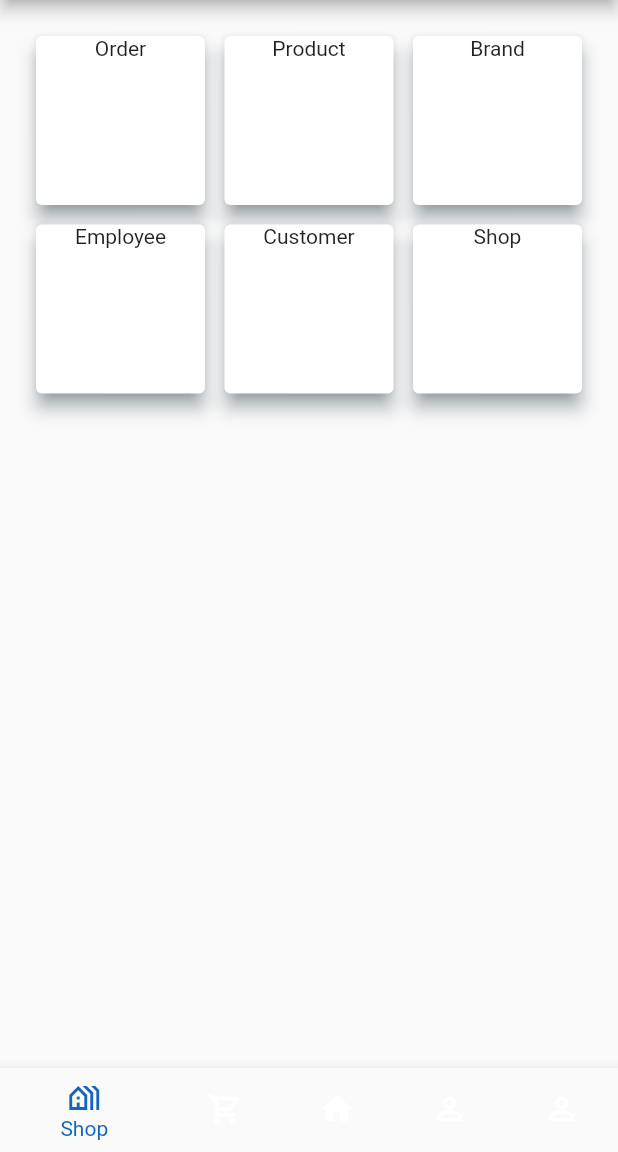
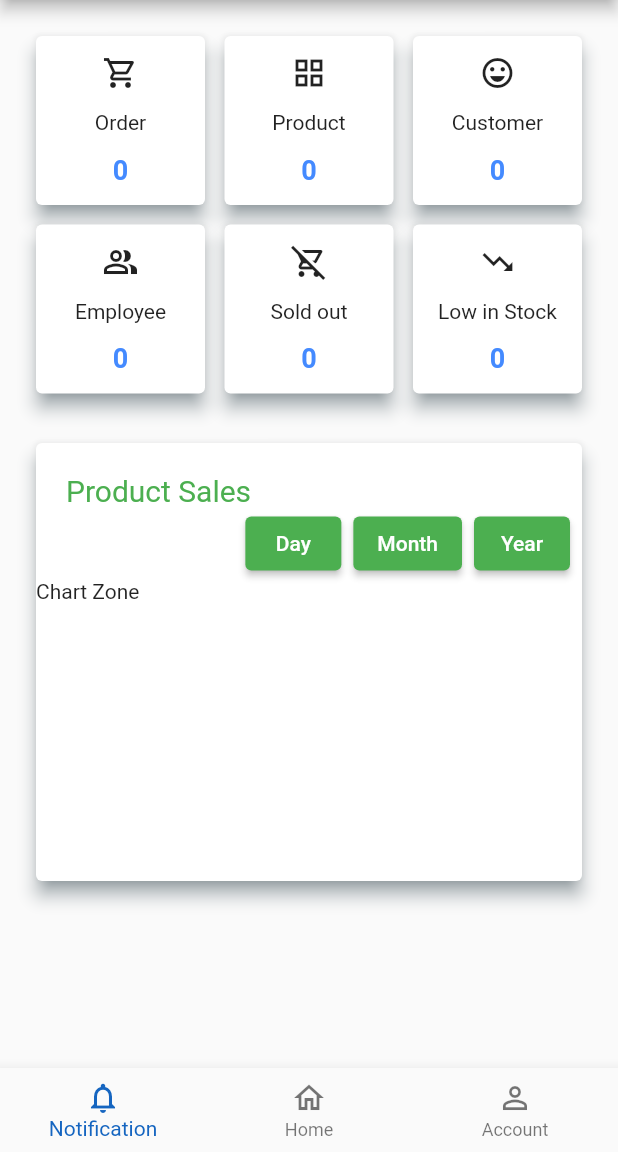
Before and after one commit to Grocery-Store-Management/GSMS.MobileApp.SWD, a Flutter app: the screen it shows after launch, on a phone screen of 412 x 824 dp, the part 84-1236 px from its top. Run offline on Flutter 3.47's test engine with Material 2 defaults, Android fonts, the phone set to English and light mode, and no system bars; our stand-ins replace equatable.

Commit message:
update home

```diff
--- a/lib/screens/home_screen/home.dart
+++ b/lib/screens/home_screen/home.dart
@@ -1,5 +1,6 @@
 import 'package:flutter/material.dart';
-import 'package:gsms_mobileapp_swd/widgets/menu_card.dart';
+import 'package:flutter/rendering.dart';
+import 'package:gsms_mobileapp_swd/widgets/home_item_card.dart';
 
 class HomeScreen extends StatefulWidget {
   const HomeScreen({Key? key}) : super(key: key);
@@ -40,51 +41,111 @@ class _HomeScreenState extends State<HomeScreen> {
             mainAxisSpacing: 5,
             crossAxisCount: 3,
             children: const <Widget>[
-              MenuCard(
+              HomeItemCard(
+                cardIcon: Icon(Icons.shopping_cart_outlined),
                 cardName: 'Order',
+                amount: 0,
                 routeName: '/order_list',
               ),
-              MenuCard(
+              HomeItemCard(
+                cardIcon: Icon(Icons.grid_view),
                 cardName: 'Product',
+                amount: 0,
                 routeName: '/',
               ),
-              MenuCard(
-                cardName: 'Brand',
+              HomeItemCard(
+                cardIcon: Icon(Icons.emoji_emotions_outlined),
+                cardName: 'Customer',
+                amount: 0,
                 routeName: '/',
               ),
-              MenuCard(
+              HomeItemCard(
+                cardIcon: Icon(Icons.people_alt_outlined),
                 cardName: 'Employee',
+                amount: 0,
                 routeName: '/',
               ),
-              MenuCard(
-                cardName: 'Customer',
+              HomeItemCard(
+                cardIcon: Icon(Icons.remove_shopping_cart_outlined),
+                cardName: 'Sold out',
+                amount: 0,
                 routeName: '/',
               ),
-              MenuCard(
-                cardName: 'Shop',
+              HomeItemCard(
+                cardIcon: Icon(Icons.trending_down_outlined),
+                cardName: 'Low in Stock',
+                amount: 0,
                 routeName: '/',
               ),
             ],
+          ),
+          Padding(
+            padding: const EdgeInsets.fromLTRB(20, 5, 20, 10),
+            child: Container(
+              constraints: const BoxConstraints(
+                maxHeight: 300,
+                maxWidth: 100,
+              ),
+              child: Card(
+                elevation: 5,
+                shadowColor: Colors.blueGrey,
+                child: Column(
+                  crossAxisAlignment: CrossAxisAlignment.start,
+                  children: [
+                    Padding(
+                      padding: const EdgeInsets.only(top: 20.0, left: 20.0),
+                      child: Text(
+                        "Product Sales",
+                        style: const TextStyle(
+                            fontSize: 20,
+                            color: Colors.green,
+                            fontWeight: FontWeight.w400),
+                      ),
+                    ),
+                    Row(
+                      mainAxisAlignment: MainAxisAlignment.end,
+                      crossAxisAlignment: CrossAxisAlignment.center,
+                      children: [
+                        Padding(
+                          padding: const EdgeInsets.only(right: 8.0),
+                          child: ElevatedButton(
+                              onPressed: (){},
+                              child: Text("Day")
+                          ),
+                        ),
+                        Padding(
+                          padding: const EdgeInsets.only(right: 8.0),
+                          child: ElevatedButton(
+                              onPressed: (){},
+                              child: Text("Month")
+                          ),
+                        ),
+                        Padding(
+                          padding: const EdgeInsets.only(right: 8.0),
+                          child: ElevatedButton(
+                              onPressed: (){},
+                              child: Text("Year")
+                          ),
+                        ),
+                      ],
+                    ),
+                    SalesChart()
+                  ],
+                ),
+              ),
+            ),
           ),
         ],
       ),
       bottomNavigationBar: BottomNavigationBar(
         items: const <BottomNavigationBarItem>[
           BottomNavigationBarItem(
-            icon: Icon(Icons.holiday_village_outlined),
-            label: 'Shop',
+            icon: Icon(Icons.notifications_none),
+            label: 'Notification',
           ),
           BottomNavigationBarItem(
-            icon: Icon(Icons.shopping_cart_outlined),
-            label: 'Order',
-          ),
-          BottomNavigationBarItem(
-            icon: Icon(Icons.home),
+            icon: Icon(Icons.home_outlined),
             label: 'Home',
-          ),
-          BottomNavigationBarItem(
-            icon: Icon(Icons.person_outline),
-            label: 'Account',
           ),
           BottomNavigationBarItem(
             icon: Icon(Icons.person_outline),
@@ -98,3 +159,19 @@ class _HomeScreenState extends State<HomeScreen> {
     );
   }
 }
+
+class SalesChart extends StatefulWidget {
+  const SalesChart({
+    Key? key,
+  }) : super(key: key);
+
+  @override
+  State<SalesChart> createState() => _SalesChartState();
+}
+
+class _SalesChartState extends State<SalesChart> {
+  @override
+  Widget build(BuildContext context) {
+    return Text("Chart Zone");
+  }
+}
--- /dev/null
+++ b/lib/widgets/home_item_card.dart
@@ -0,0 +1,52 @@
+import 'package:flutter/material.dart';
+
+class HomeItemCard extends StatefulWidget {
+  const HomeItemCard(
+      {Key? key,
+      required this.cardIcon,
+      required this.cardName,
+      required this.routeName,
+      required this.amount,})
+      : super(key: key);
+
+  final Icon cardIcon;
+  final String cardName;
+  final String routeName;
+  final int amount;
+
+  @override
+  State<HomeItemCard> createState() => _HomeItemCardState();
+}
+
+class _HomeItemCardState extends State<HomeItemCard> {
+  @override
+  Widget build(BuildContext context) {
+    return Card(
+      elevation: 5,
+      shadowColor: Colors.blueGrey,
+      child: InkWell(
+          splashColor: Colors.blue.withAlpha(30),
+          onTap: () {
+            Navigator.pushNamed(context, widget.routeName);
+          },
+          child: Column(
+            crossAxisAlignment: CrossAxisAlignment.center,
+            mainAxisAlignment: MainAxisAlignment.spaceEvenly,
+            children: [
+              widget.cardIcon,
+              Text(
+                widget.cardName,
+                textAlign: TextAlign.center,
+                style: const TextStyle(fontWeight: FontWeight.normal),
+              ),
+              Text(
+                widget.amount.toString(),
+                textAlign: TextAlign.center,
+                style: const TextStyle(
+                    fontWeight: FontWeight.bold, color: Colors.blueAccent, fontSize: 18),
+              ),
+            ],
+          )),
+    );
+  }
+}
--- a/lib/widgets/menu_card.dart
+++ /dev/null
@@ -1,27 +0,0 @@
-import 'package:flutter/material.dart';
-
-class MenuCard extends StatelessWidget {
-  const MenuCard({Key? key, required this.cardName, required this.routeName}) : super(key: key);
-
-  final String cardName;
-  final String routeName;
-
-  @override
-  Widget build(BuildContext context) {
-    return Card(
-      elevation: 5,
-      shadowColor: Colors.blueGrey,
-      child: InkWell(
-        splashColor: Colors.blue.withAlpha(30),
-        onTap: () {
-          Navigator.pushNamed(context, routeName);
-        },
-        child: Text(
-          cardName,
-          textAlign: TextAlign.center,
-          style: const TextStyle(fontWeight: FontWeight.normal),
-        ),
-      ),
-    );
-  }
-}
--- a/pubspec.yaml
+++ b/pubspec.yaml
@@ -39,6 +39,7 @@ dependencies:
   equatable: ^2.0.3
   flutter_svg: ^1.0.3
   intl: ^0.17.0
+  syncfusion_flutter_charts: ^19.4.53
 
 dev_dependencies:
   flutter_test:
```
Also changed, not shown: pubspec.lock.
